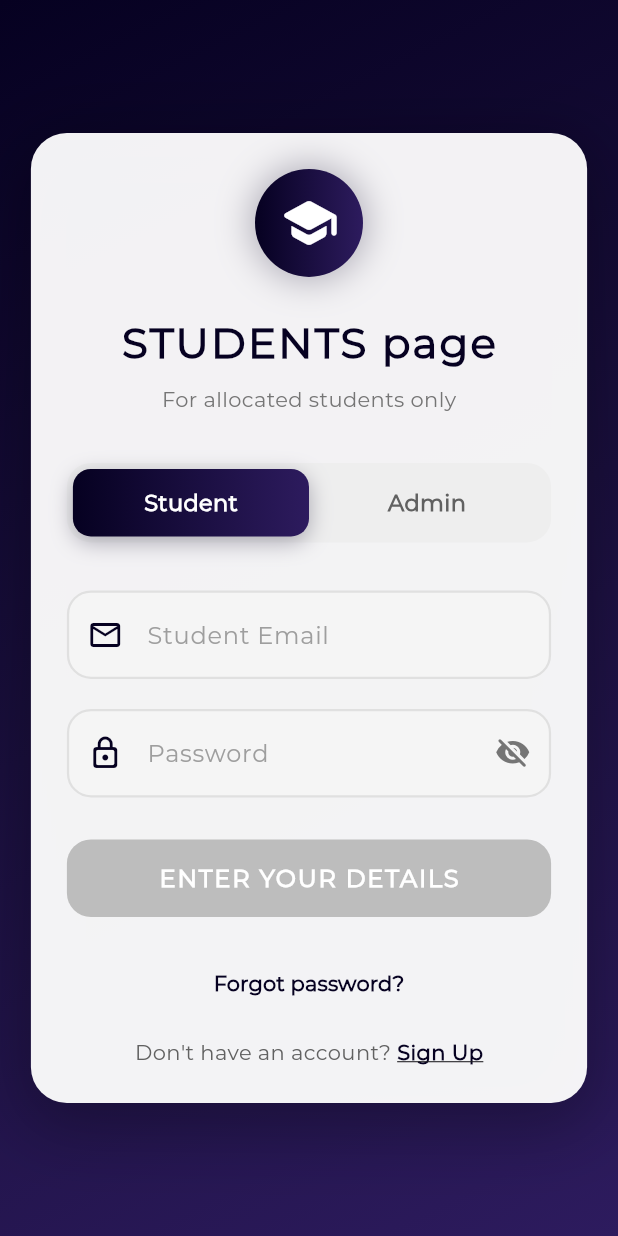
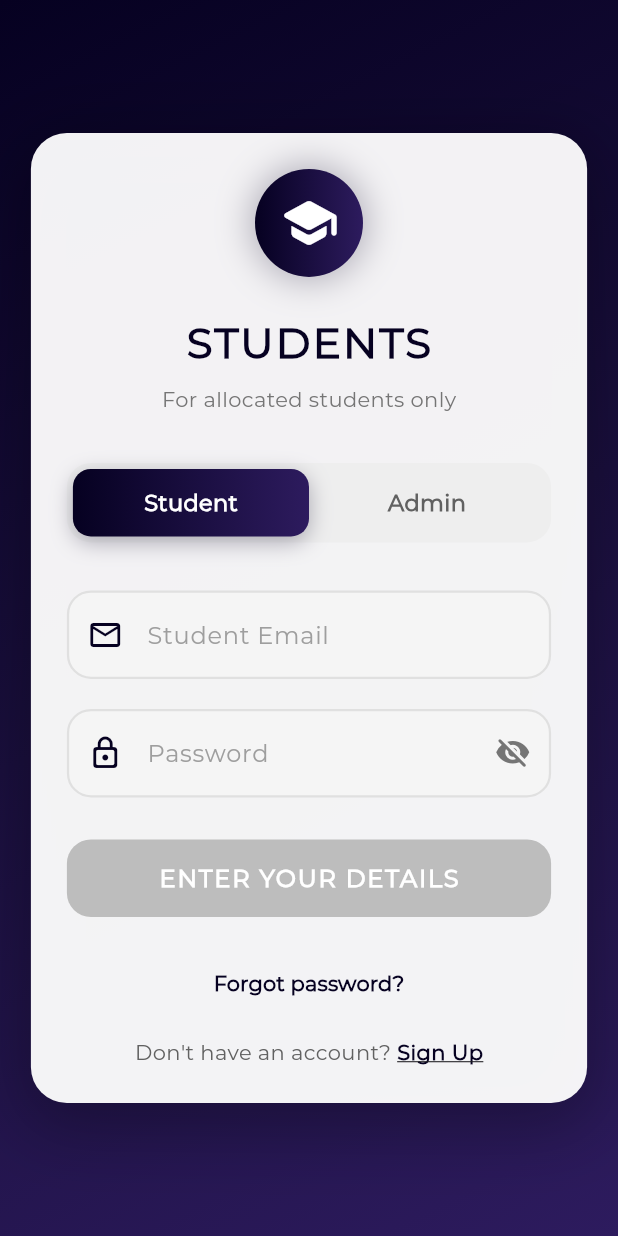
Before and after one commit to Daniel-the-creator/exeat-management-system-project, a Flutter app: the screen it shows after launch, on a phone screen of 412 x 824 dp. Run offline on Flutter 3.47's test engine with Material 3 defaults, Android fonts, the phone set to English and light mode, and no system bars; our stand-ins replace cloud_firestore, firebase_auth, firebase_core, fl_chart, get, pdf and 1 more; accounts and stored records are empty.

Commit message:
updated version

```diff
--- a/lib/screens/login_screen__student.dart
+++ b/lib/screens/login_screen__student.dart
@@ -270,7 +270,7 @@ class _LoginScreenState extends State<LoginScreen>
 
                         // Welcome Text
                         Text(
-                          "STUDENTS page",
+                          "STUDENTS",
                           style: TextStyle(
                             color: const Color(0xff060121),
                             fontWeight: FontWeight.w900,
```
